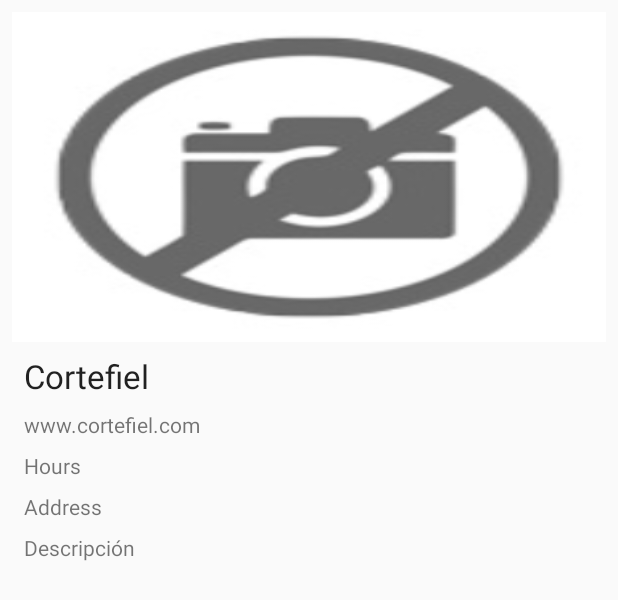
After one commit to JaviGuerCar/Madrid-Shops-Android, an Android app: the layout activity_shop_detail.xml on its own in the app's theme, with its tools: preview values and no code run, on a phone screen of 412 x 824 dp. The commit adds this screen. Shown: the top 600 px of the screen. Run offline under Robolectric (Android 15) with nearby library versions, the phone set to English and light mode, and no system bars; network calls fail.

Commit message:
Navigation between ShopList & ShopDetailActivity

```diff
--- a/app/src/main/AndroidManifest.xml
+++ b/app/src/main/AndroidManifest.xml
@@ -49,7 +49,8 @@
                 <category android:name="android.intent.category.LAUNCHER" />
             </intent-filter>
         </activity>
-        <activity android:name=".activity.PicassoActivity"></activity>
+        <activity android:name=".activity.PicassoActivity" />
+        <activity android:name=".activity.ShopDetailActivity"></activity>
     </application>
 
 </manifest>
--- a/app/src/main/java/com/kc/madridshops/adapter/ShopRecyclerViewAdapter.kt
+++ b/app/src/main/java/com/kc/madridshops/adapter/ShopRecyclerViewAdapter.kt
@@ -13,9 +13,13 @@
 
 
 class ShopRecyclerViewAdapter(val shops: Shops?): RecyclerView.Adapter<ShopRecyclerViewAdapter.ViewHolder>(){
+
+    var onClickListener: View.OnClickListener? = null
+
     override fun onCreateViewHolder(parent: ViewGroup?, viewType: Int): ViewHolder {
         val shopItemView = LayoutInflater.from(parent?.context).inflate(R.layout.shop_item, parent, false)
 
+        shopItemView.setOnClickListener(onClickListener)
         return ViewHolder(shopItemView)
     }
 
--- /dev/null
+++ b/app/src/main/res/layout/activity_shop_detail.xml
@@ -0,0 +1,99 @@
+<?xml version="1.0" encoding="utf-8"?>
+<ScrollView
+    xmlns:android="http://schemas.android.com/apk/res/android"
+    xmlns:app="http://schemas.android.com/apk/res-auto"
+    xmlns:tools="http://schemas.android.com/tools"
+    android:id="@+id/detail_shop_description_scrollView"
+    android:layout_width="match_parent"
+    android:layout_height="wrap_content">
+
+<android.support.constraint.ConstraintLayout
+
+    android:layout_width="match_parent"
+    android:layout_height="match_parent"
+    android:layout_marginLeft="8dp"
+    android:layout_marginRight="8dp"
+    android:layout_marginTop="8dp">
+
+
+    <ImageView
+        android:id="@+id/detail_shop_image_view"
+        android:layout_width="0dp"
+        android:layout_height="220dp"
+        android:adjustViewBounds="true"
+        android:background="@drawable/noimage"
+        android:scaleType="centerCrop"
+        app:layout_constraintEnd_toEndOf="parent"
+        app:layout_constraintStart_toStartOf="parent"
+        app:layout_constraintTop_toTopOf="parent" />
+
+    <TextView
+        android:id="@+id/detail_shop_name_textView"
+        android:layout_width="0dp"
+        android:layout_height="wrap_content"
+        android:layout_marginEnd="8dp"
+        android:layout_marginStart="8dp"
+        android:layout_marginTop="8dp"
+        android:text="TextView"
+        android:textAppearance="@style/TextAppearance.AppCompat.Large"
+        app:layout_constraintEnd_toEndOf="parent"
+        app:layout_constraintStart_toStartOf="parent"
+        app:layout_constraintTop_toBottomOf="@+id/detail_shop_image_view"
+        tools:text="Cortefiel" />
+
+    <TextView
+        android:id="@+id/detail_shop_url_textView"
+        android:layout_width="0dp"
+        android:layout_height="wrap_content"
+        android:layout_marginEnd="8dp"
+        android:layout_marginStart="8dp"
+        android:layout_marginTop="8dp"
+        android:text="TextView"
+        app:layout_constraintEnd_toEndOf="parent"
+        app:layout_constraintStart_toStartOf="parent"
+        app:layout_constraintTop_toBottomOf="@+id/detail_shop_name_textView"
+        tools:text="www.cortefiel.com" />
+
+    <TextView
+        android:id="@+id/detail_shop_opening_hours_textView"
+        android:layout_width="0dp"
+        android:layout_height="wrap_content"
+        android:layout_marginEnd="8dp"
+        android:layout_marginStart="8dp"
+        android:layout_marginTop="8dp"
+        android:text="TextView"
+        app:layout_constraintEnd_toEndOf="parent"
+        app:layout_constraintStart_toStartOf="parent"
+        app:layout_constraintTop_toBottomOf="@+id/detail_shop_url_textView"
+        tools:text="Hours" />
+
+    <TextView
+        android:id="@+id/detail_shop_address_textView"
+        android:layout_width="0dp"
+        android:layout_height="wrap_content"
+        android:layout_marginEnd="8dp"
+        android:layout_marginStart="8dp"
+        android:layout_marginTop="8dp"
+        android:text="TextView"
+        app:layout_constraintEnd_toEndOf="parent"
+        app:layout_constraintStart_toStartOf="parent"
+        app:layout_constraintTop_toBottomOf="@+id/detail_shop_opening_hours_textView"
+        tools:text="Address" />
+
+
+    <TextView
+        android:id="@+id/detail_shop_description_textView"
+        android:layout_width="0dp"
+        android:layout_height="wrap_content"
+        android:layout_marginEnd="8dp"
+        android:layout_marginStart="8dp"
+        android:layout_marginTop="8dp"
+        android:text="TextView"
+        app:layout_constraintEnd_toEndOf="parent"
+        app:layout_constraintStart_toStartOf="parent"
+        app:layout_constraintTop_toBottomOf="@+id/detail_shop_address_textView"
+        tools:text="Descripción" />
+
+</android.support.constraint.ConstraintLayout>
+
+</ScrollView>
--- /dev/null
+++ b/app/src/main/res/values/integers.xml
@@ -0,0 +1,4 @@
+<?xml version="1.0" encoding="utf-8"?>
+<resources>
+    <integer name="recycler_columns">1</integer>
+</resources>
--- a/domain/src/main/java/com/kc/madridshops/domain/model/Shop.kt
+++ b/domain/src/main/java/com/kc/madridshops/domain/model/Shop.kt
@@ -1,11 +1,13 @@
 package com.kc.madridshops.domain.model
+
+import java.io.Serializable
 
 // Shop: represents one Shop
 data class Shop(
         val id: Int,
         val name: String,
+        val description_en: String,
         val description_es: String,
-        val description_en: String,
         val latitude: Double?,
         val longitude: Double?,
         val img: String,
@@ -13,7 +15,7 @@
         val openingHours_es: String,
         val openingHours_en: String,
         val address: String,
-        val url: String) {
+        val url: String): Serializable {
 
     init {
         Shops(ArrayList<Shop>())
```
Also changed, not shown: app/src/main/java/com/kc/madridshops/activity/ShopDetailActivity.kt (added, +62 -0 lines), app/src/main/java/com/kc/madridshops/fragment/ShopListFragment.kt (+13 -3 lines).
